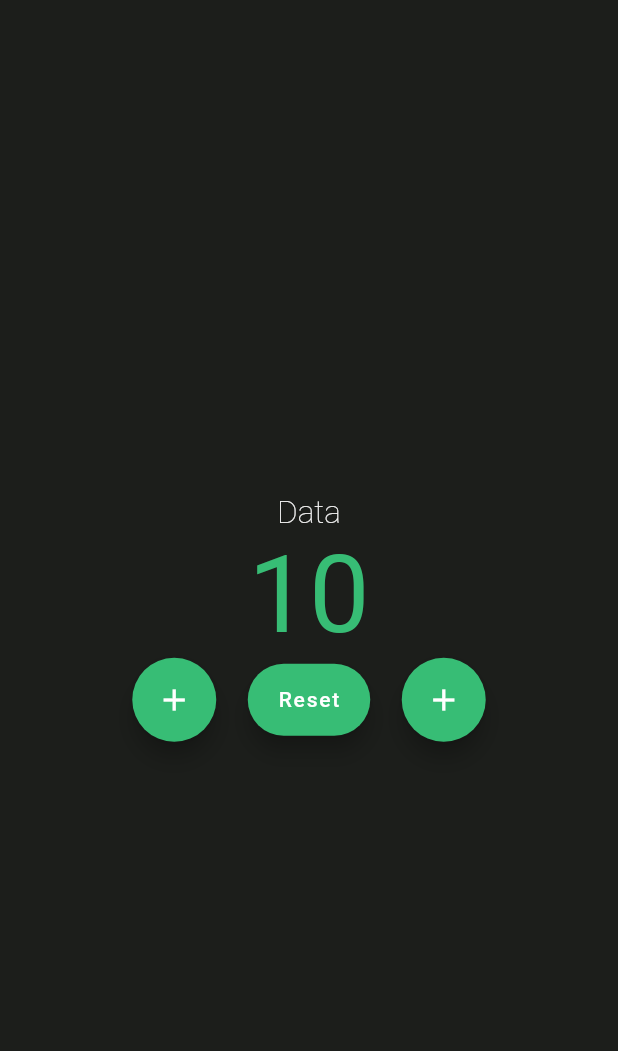
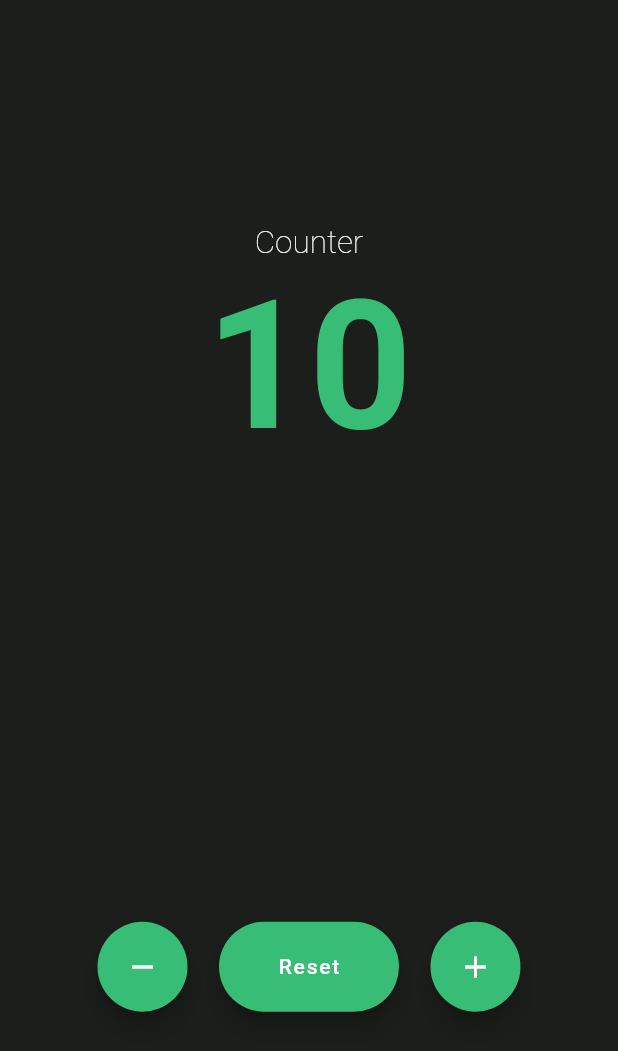
Before and after one commit to devilb2103/GDSC_Flutter_Workshop_2023_SC, a Flutter app: the screen it shows after launch, on a phone screen of 412 x 824 dp. Shown: the top 1051 px of the screen. Run offline on Flutter 3.47's test engine with Material 2 defaults, Android fonts, the light colour scheme and no system bars.

Commit message:
spreading out the counter display and buttons, Resizing buttons, breaking down page into smaller widgets

```diff
--- a/lib/home_page.dart
+++ b/lib/home_page.dart
@@ -13,49 +13,70 @@ class HomePage extends StatelessWidget {
           color: backgroundColor,
           width: double.maxFinite,
           child: Column(
-            mainAxisAlignment: MainAxisAlignment.center,
+            mainAxisAlignment: MainAxisAlignment.spaceAround,
+            crossAxisAlignment: CrossAxisAlignment.center,
+            children: [
+              counterDisplay(),
+              buttonRow(),
+            ],
+          )),
+    );
+  }
+
+  Widget counterDisplay() {
+    return Column(
       children: [
         Text(
-                "Data",
+          "Counter",
           style: TextStyle(
-                    color: textColor,
-                    fontSize: 21,
-                    fontWeight: FontWeight.w200),
+              color: textColor, fontSize: 21, fontWeight: FontWeight.w100),
         ),
         Text(
           "10",
           style: TextStyle(
-                    color: themeColor,
-                    fontSize: 72,
-                    fontWeight: FontWeight.w400),
+              color: themeColor, fontSize: 120, fontWeight: FontWeight.w600),
         ),
-              Row(
+      ],
+    );
+  }
+
+  Widget buttonRow() {
+    return Row(
       mainAxisAlignment: MainAxisAlignment.center,
       children: [
-                  FloatingActionButton(
+        SizedBox(
+          height: 60,
+          width: 60,
+          child: FloatingActionButton(
+            backgroundColor: themeColor,
+            onPressed: () {},
+            child: Icon(Icons.remove),
+          ),
+        ),
+        SizedBox(
+          width: 21,
+        ),
+        SizedBox(
+          height: 60,
+          width: 120,
+          child: FloatingActionButton.extended(
+              backgroundColor: themeColor,
+              onPressed: () {},
+              label: Container(child: Text("Reset"))),
+        ),
+        SizedBox(
+          width: 21,
+        ),
+        SizedBox(
+          height: 60,
+          width: 60,
+          child: FloatingActionButton(
             backgroundColor: themeColor,
             onPressed: () {},
             child: Icon(Icons.add),
           ),
-                  SizedBox(
-                    width: 21,
-                  ),
-                  FloatingActionButton.extended(
-                      backgroundColor: themeColor,
-                      onPressed: () {},
-                      label: Text("Reset")),
-                  SizedBox(
-                    width: 21,
-                  ),
-                  FloatingActionButton(
-                    backgroundColor: themeColor,
-                    onPressed: () {},
-                    child: Icon(Icons.add),
         ),
       ],
-              )
-            ],
-          )),
     );
   }
 }
```
Lines whose indentation alone changed are shown as unchanged.
